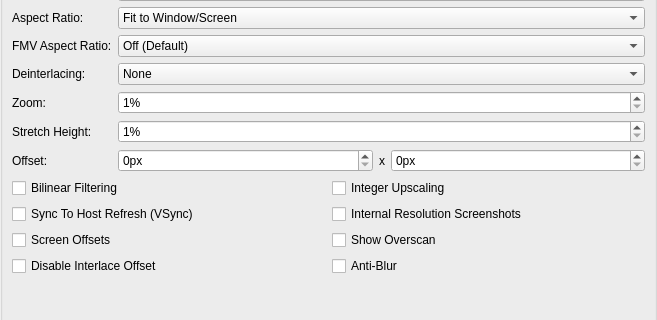
PCSX2/pcsx2, file pcsx2-qt/Settings/GraphicsSettingsWidget.ui: the form before one commit; both pictures show x 0 to 657 and y 159 to 479 of the 657 by 890 pixel window.
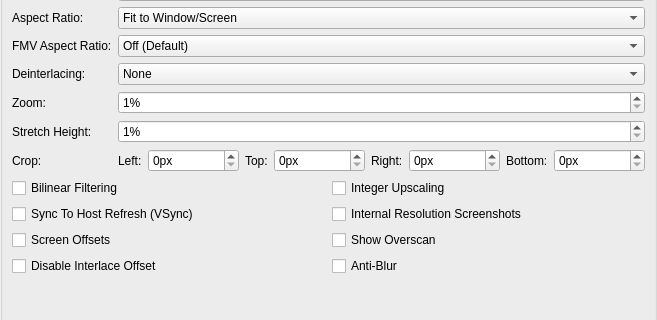
The form after the commit.

Commit message: Qt: Add crop options

The edit to the form file:
```diff
--- a/pcsx2-qt/Settings/GraphicsSettingsWidget.ui
+++ b/pcsx2-qt/Settings/GraphicsSettingsWidget.ui
@@ -234,14 +234,21 @@
        <item row="6" column="0">
         <widget class="QLabel" name="label_26">
          <property name="text">
-          <string>Offset:</string>
+          <string>Crop:</string>
          </property>
         </widget>
        </item>
        <item row="6" column="1">
-        <layout class="QHBoxLayout" name="horizontalLayout_3" stretch="1,0,1">
+        <layout class="QHBoxLayout" name="horizontalLayout_3" stretch="0,1,0,1,0,1,0,1">
          <item>
-          <widget class="QSpinBox" name="offsetX">
+          <widget class="QLabel" name="label_39">
+           <property name="text">
+            <string>Left:</string>
+           </property>
+          </widget>
+         </item>
+         <item>
+          <widget class="QSpinBox" name="cropLeft">
            <property name="suffix">
             <string>px</string>
            </property>
@@ -253,12 +260,46 @@
          <item>
           <widget class="QLabel" name="label_25">
            <property name="text">
-            <string>x</string>
+            <string>Top:</string>
            </property>
           </widget>
          </item>
          <item>
-          <widget class="QSpinBox" name="offsetY">
+          <widget class="QSpinBox" name="cropTop">
+           <property name="suffix">
+            <string>px</string>
+           </property>
+           <property name="maximum">
+            <number>1000</number>
+           </property>
+          </widget>
+         </item>
+         <item>
+          <widget class="QLabel" name="label_40">
+           <property name="text">
+            <string>Right:</string>
+           </property>
+          </widget>
+         </item>
+         <item>
+          <widget class="QSpinBox" name="cropRight">
+           <property name="suffix">
+            <string>px</string>
+           </property>
+           <property name="maximum">
+            <number>1000</number>
+           </property>
+          </widget>
+         </item>
+         <item>
+          <widget class="QLabel" name="label_41">
+           <property name="text">
+            <string>Bottom:</string>
+           </property>
+          </widget>
+         </item>
+         <item>
+          <widget class="QSpinBox" name="cropBottom">
            <property name="suffix">
             <string>px</string>
            </property>
```
The commit also changes 4 other files.
